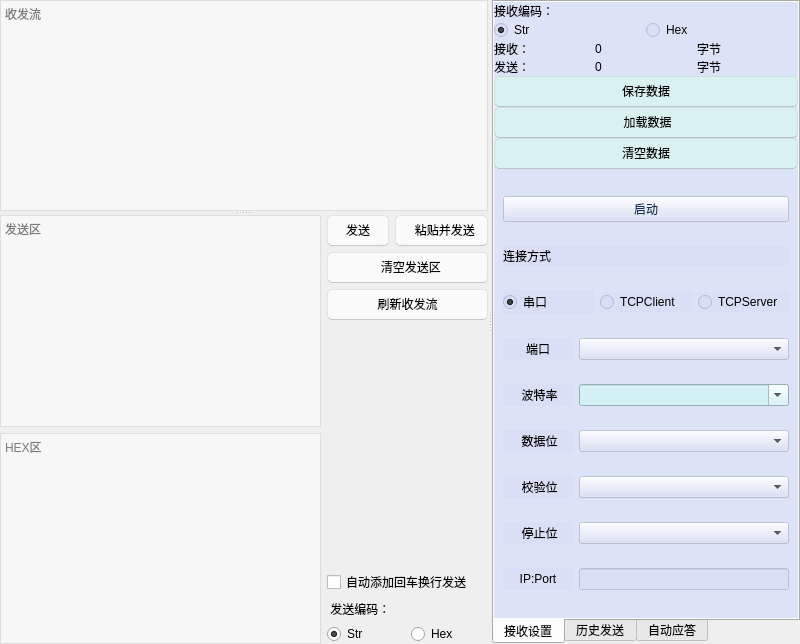
Yecgaa1/WirelessMonitor, file components/ComTool/comtool.ui: the form before one commit.
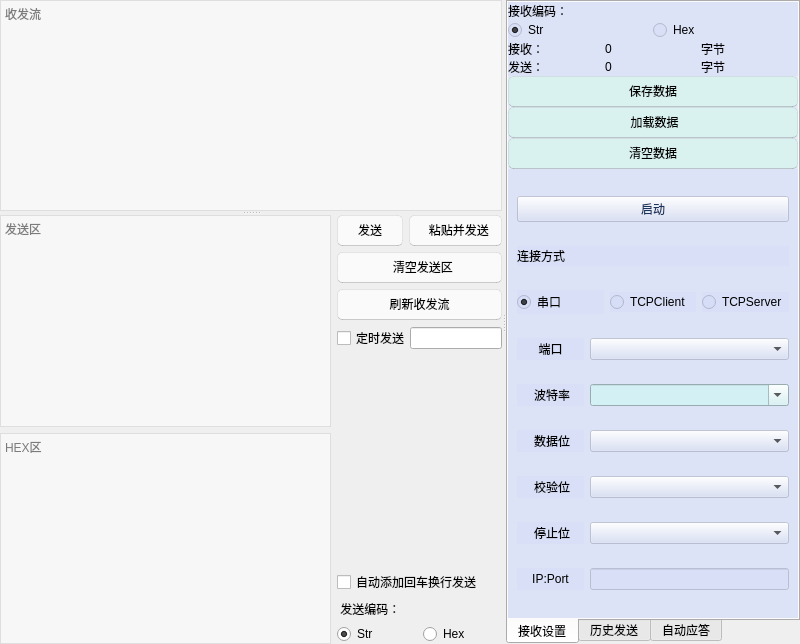
The form after the commit. Custom widgets are drawn as their Qt base class.

```diff
--- a/components/ComTool/comtool.ui
+++ b/components/ComTool/comtool.ui
@@ -330,6 +330,35 @@
                </property>
               </widget>
              </item>
+             <item>
+              <layout class="QHBoxLayout" name="horizontalLayout">
+               <property name="spacing">
+                <number>0</number>
+               </property>
+               <property name="leftMargin">
+                <number>0</number>
+               </property>
+               <property name="topMargin">
+                <number>0</number>
+               </property>
+               <property name="rightMargin">
+                <number>0</number>
+               </property>
+               <property name="bottomMargin">
+                <number>0</number>
+               </property>
+               <item>
+                <widget class="QtMaterialCheckBox" name="checkBox_2">
+                 <property name="text">
+                  <string>定时发送</string>
+                 </property>
+                </widget>
+               </item>
+               <item>
+                <widget class="QLineEdit" name="lineEdit"/>
+               </item>
+              </layout>
+             </item>
              <item>
               <spacer name="verticalSpacer_2">
                <property name="orientation">
@@ -338,7 +367,7 @@
                <property name="sizeHint" stdset="0">
                 <size>
                  <width>20</width>
-                 <height>2</height>
+                 <height>13</height>
                 </size>
                </property>
               </spacer>
```
